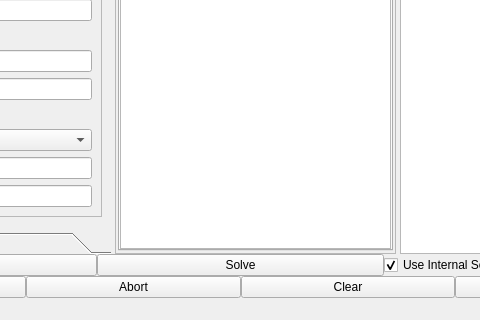
Before: the Qt Designer form mainwindow.ui in rlancaste/stellarsolver, drawn with Qt 5; both pictures show x 189 to 669 and y 417 to 737 of the 859 by 737 pixel window.
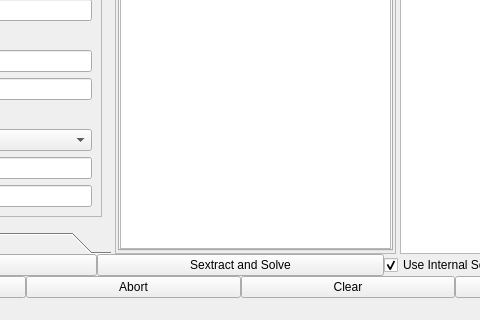
After: the same form once the commit is applied. Custom widgets are drawn as their Qt base class.

```diff
--- a/mainwindow.ui
+++ b/mainwindow.ui
@@ -1013,7 +1013,7 @@
       <item>
        <widget class="QPushButton" name="SolveImage">
         <property name="text">
-         <string>Solve</string>
+         <string>Sextract and Solve</string>
         </property>
        </widget>
       </item>
```
